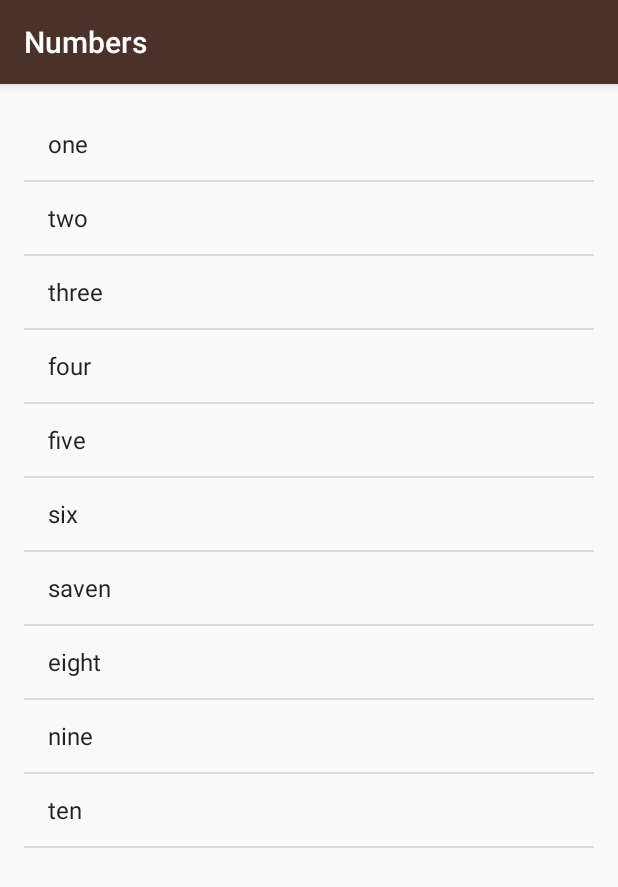
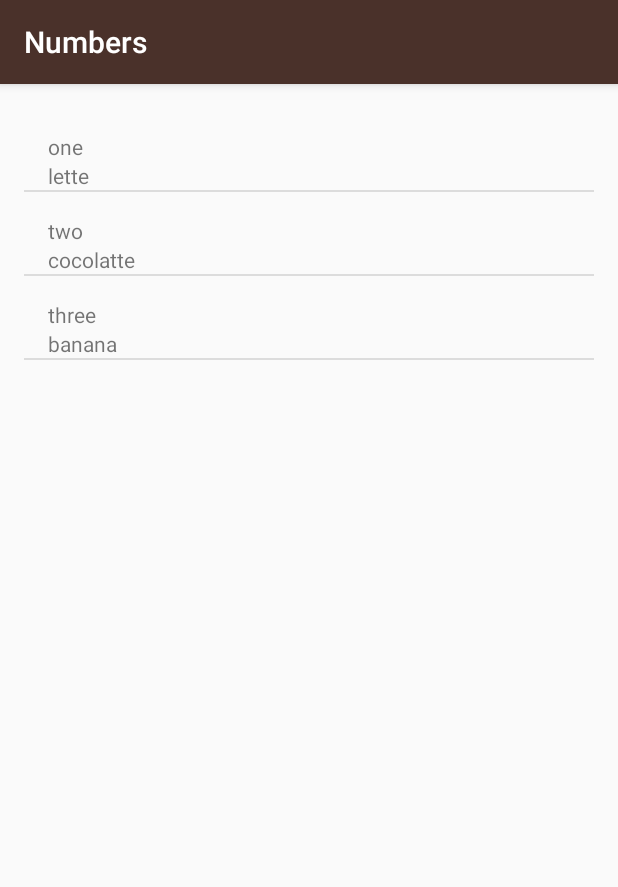
Before and after one commit to ajikamaludin/MiwokAndroidApp, an Android app: the screen it shows after launch (NumberActivity), after a tap on "Numbers", on a phone screen of 412 x 824 dp. Shown: the top 887 px of the screen. Run offline under Robolectric (Android 15) with nearby library versions, the phone set to English and light mode, and no system bars; libraries missing offline, so code that uses them is left out: android.test.suitebuilder.

Commit message:
Costum Class Word and WordAdapter

```diff
--- a/app/src/main/java/com/example/aji/miwokapp/NumberActivity.java
+++ b/app/src/main/java/com/example/aji/miwokapp/NumberActivity.java
@@ -45,7 +45,11 @@ public class NumberActivity extends AppCompatActivity {
         */
 
         //ArrayList On Android (Stack)
-        ArrayList<String> words = new ArrayList<String>();
+        ArrayList<Word> words = new ArrayList<Word>();
+        words.add(new Word("one","lette"));
+        words.add(new Word("two","cocolatte"));
+        words.add(new Word("three","banana"));
+        /*
         words.add("one");
         words.add("two");
         words.add("three");
@@ -56,7 +60,7 @@ public class NumberActivity extends AppCompatActivity {
         words.add("eight");
         words.add("nine");
         words.add("ten");
-
+        */
         //LinearLayout rootView = (LinearLayout)findViewById(R.id.rootView);
 
         /*
@@ -81,7 +85,7 @@ public class NumberActivity extends AppCompatActivity {
         */
 
         //Array Adapte
-        ArrayAdapter<String> itemsAdapter = new ArrayAdapter<String>(this, android.R.layout.simple_list_item_1, words);
+        WordAdapter itemsAdapter = new WordAdapter(this, words);
 
         //ListView
         ListView listView = (ListView)findViewById(R.id.list);
--- /dev/null
+++ b/app/src/main/java/com/example/aji/miwokapp/Word.java
@@ -0,0 +1,40 @@
+package com.example.aji.miwokapp;
+
+/**
+ * Created by aji on 07/06/17.
+ */
+
+public class Word {
+
+    /*
+    default translation
+     */
+    private String mDefaultTranslation;
+
+    /*
+        miwok translation
+     */
+    private String mMiwokTranslation;
+
+    /*
+     * contruktor to set the word
+     */
+    public Word(String defaultTranslation, String miwokTranslation){
+        mDefaultTranslation = defaultTranslation;
+        mMiwokTranslation = miwokTranslation;
+    }
+
+    /*
+     * get the default translation
+     */
+    public String getmDefaultTranslation(){
+        return mDefaultTranslation;
+    }
+
+    /*
+     *   get the miwok translation
+     */
+    public String getmMiwokTranslation(){
+        return mMiwokTranslation;
+    }
+}
--- /dev/null
+++ b/app/src/main/java/com/example/aji/miwokapp/WordAdapter.java
@@ -0,0 +1,50 @@
+package com.example.aji.miwokapp;
+
+import android.app.Activity;
+import android.support.annotation.NonNull;
+import android.support.annotation.Nullable;
+import android.test.suitebuilder.TestMethod;
+import android.view.LayoutInflater;
+import android.view.View;
+import android.view.ViewGroup;
+import android.widget.ArrayAdapter;
+import android.widget.TextView;
+
+import java.util.ArrayList;
+
+/**
+ * Created by aji on 07/06/17.
+ */
+
+public class WordAdapter extends ArrayAdapter<Word> {
+
+    private static final String LOG_TAG = WordAdapter.class.getSimpleName();
+
+    public WordAdapter(Activity context, ArrayList<Word> word){
+        super(context, 0, word);
+    }
+
+
+    @NonNull
+    @Override
+    public View getView(int position, @Nullable View convertView, @NonNull ViewGroup parent) {
+
+        View listItemView = convertView;
+        if(listItemView == null){
+            listItemView = LayoutInflater.from(getContext()).inflate(
+                    R.layout.list_items,parent,false);
+        }
+
+        Word nameWord = getItem(position);
+
+        TextView defaultTextView = (TextView) listItemView.findViewById(R.id.defaultTranslation);
+
+        defaultTextView.setText(nameWord.getmDefaultTranslation());
+
+        TextView miwokTextView = (TextView) listItemView.findViewById(R.id.miwokTranslation);
+
+        miwokTextView.setText(nameWord.getmMiwokTranslation());
+
+        return listItemView;
+    }
+}
--- a/app/src/main/res/layout/activity_number.xml
+++ b/app/src/main/res/layout/activity_number.xml
@@ -1,5 +1,4 @@
 <?xml version="1.0" encoding="utf-8"?>
-
 <ListView
        xmlns:android="http://schemas.android.com/apk/res/android"
        xmlns:tools="http://schemas.android.com/tools"
@@ -15,6 +14,7 @@
 
 </ListView>
 
+
     <!--
 Example To Use A Grid View
 <GridView android:id="@+id/gridview"
@@ -22,7 +22,7 @@ android:layout_width="match_parent"
 android:layout_height="match_parent"
 android:gravity="center"
 android:columnWidth="100dp"
-android:numColumns="auto_fit"
+android:numColumns="2"
 android:verticalSpacing="24dp"
 android:horizontalSpacing="10dp"
 android:stretchMode="spacingWidthUniform"
--- /dev/null
+++ b/app/src/main/res/layout/list_items.xml
@@ -0,0 +1,25 @@
+<?xml version="1.0" encoding="utf-8"?>
+<LinearLayout android:layout_width="match_parent"
+    android:layout_height="match_parent"
+    xmlns:tools="http://schemas.android.com/tools"
+    android:orientation="vertical"
+    xmlns:android="http://schemas.android.com/apk/res/android">
+
+    <TextView
+        android:id="@+id/defaultTranslation"
+        android:layout_width="wrap_content"
+        android:layout_height="wrap_content"
+        tools:text="This"
+        android:paddingTop="16dp"
+        android:paddingLeft="16dp"
+        />
+
+    <TextView
+        android:id="@+id/miwokTranslation"
+        android:layout_width="wrap_content"
+        android:layout_height="wrap_content"
+        tools:text="A Text"
+        android:paddingLeft="16dp"
+        />
+
+</LinearLayout>
```
Lines whose indentation alone changed are shown as unchanged.
